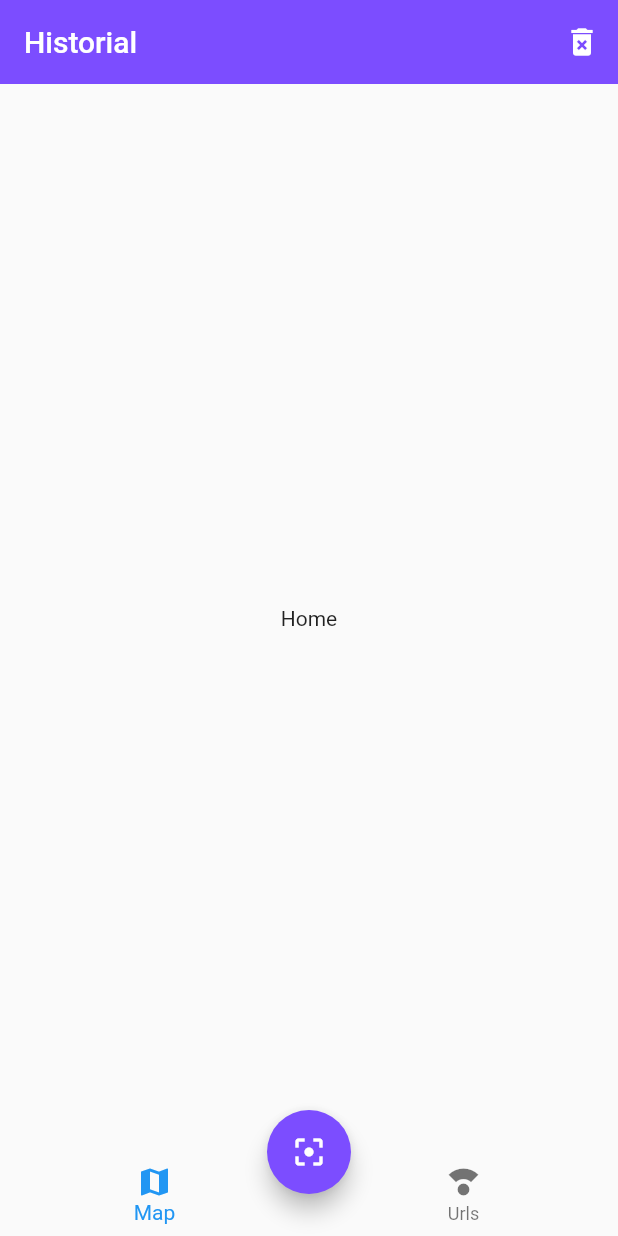
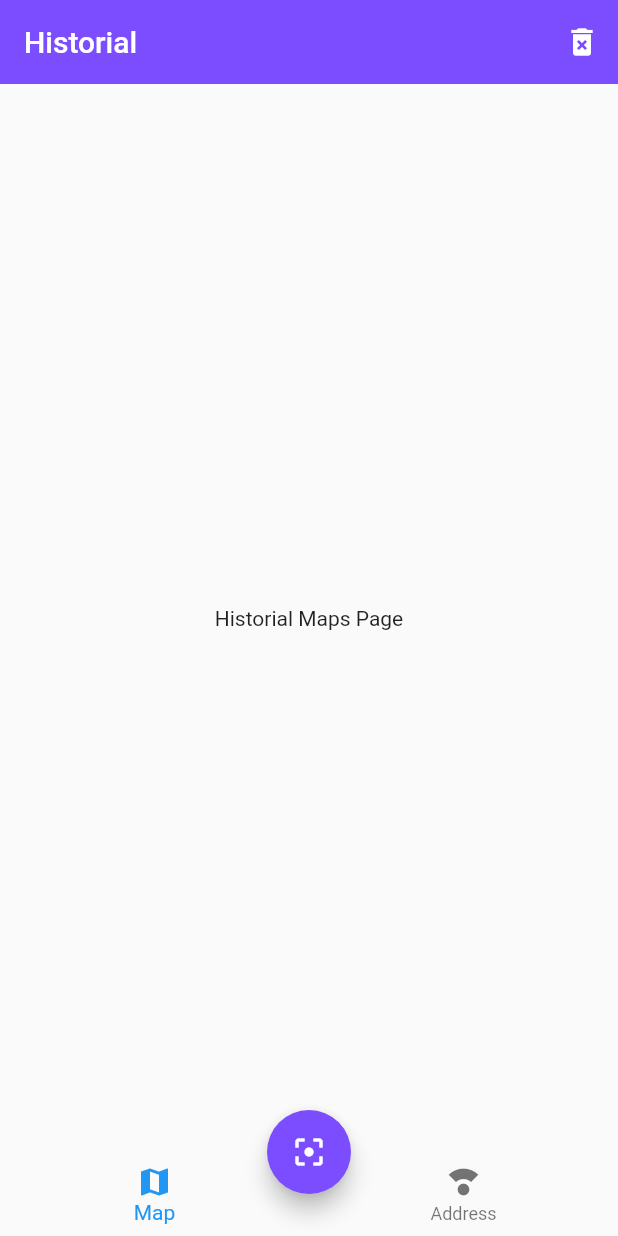
Before and after one commit to Christianesk/qr-reader, a Flutter app: the screen it shows after launch, on a phone screen of 412 x 824 dp. Run offline on Flutter 3.47's test engine with Material 2 defaults, Android fonts, the phone set to English and light mode, and no system bars.

Commit message:
created containers for maps and historial qr data

```diff
--- a/lib/main.dart
+++ b/lib/main.dart
@@ -1,4 +1,6 @@
 import 'package:flutter/material.dart';
+import 'package:provider/provider.dart';
+import 'package:qr_reader/src/providers/ui_provider.dart';
 import 'package:qr_reader/src/routes/routes.dart';
 
 void main() => runApp(MyApp());
@@ -6,10 +8,15 @@ void main() => runApp(MyApp());
 class MyApp extends StatelessWidget {
   @override
   Widget build(BuildContext context) {
-
     final colorTheme = Colors.deepPurpleAccent;
 
-    return MaterialApp(
+    return MultiProvider(
+      providers: [
+        ChangeNotifierProvider(
+          create: (_) => new UiProvider()
+        )
+      ],
+      child: MaterialApp(
         debugShowCheckedModeBanner: false,
         title: 'QR Reader',
         initialRoute: 'home',
@@ -17,10 +24,8 @@ class MyApp extends StatelessWidget {
         //theme: ThemeData.dark()
         theme: ThemeData(
             primaryColor: colorTheme,
-        floatingActionButtonTheme: FloatingActionButtonThemeData(
-          backgroundColor: colorTheme
-        )
-
+            floatingActionButtonTheme:
+                FloatingActionButtonThemeData(backgroundColor: colorTheme)),
       ),
     );
   }
--- /dev/null
+++ b/lib/src/pages/address_page.dart
@@ -0,0 +1,10 @@
+import 'package:flutter/material.dart';
+
+class AddressPage extends StatelessWidget {
+  @override
+  Widget build(BuildContext context) {
+    return Center(
+        child: Text('Address Page')
+      );
+  }
+}
--- /dev/null
+++ b/lib/src/pages/historial_maps_page.dart
@@ -0,0 +1,10 @@
+import 'package:flutter/material.dart';
+
+class HistorialMapsPage extends StatelessWidget {
+  @override
+  Widget build(BuildContext context) {
+    return Center(
+        child: Text('Historial Maps Page')
+      );
+  }
+}
--- a/lib/src/pages/home_page.dart
+++ b/lib/src/pages/home_page.dart
@@ -1,4 +1,8 @@
 import 'package:flutter/material.dart';
+import 'package:provider/provider.dart';
+import 'package:qr_reader/src/pages/address_page.dart';
+import 'package:qr_reader/src/pages/historial_maps_page.dart';
+import 'package:qr_reader/src/providers/ui_provider.dart';
 import 'package:qr_reader/src/widgets/custom_navigation-bar.dart';
 import 'package:qr_reader/src/widgets/scan_button.dart';
 
@@ -16,9 +20,7 @@ class HomePage extends StatelessWidget {
           )
         ],
       ),
-      body: Center(
-        child: Text('Home')
-      ),
+      body: _HomePageBody(),
 
       bottomNavigationBar: CustomNavigationBar(),
       floatingActionButton: ScanButton(),
@@ -26,3 +28,22 @@ class HomePage extends StatelessWidget {
     );
   }
 }
+
+class _HomePageBody extends StatelessWidget {
+  @override
+  Widget build(BuildContext context) {
+
+    final uiProvider = Provider.of<UiProvider>(context);
+
+    final currenteIndex = uiProvider.selectedMenuOpt;
+
+    switch (currenteIndex) {
+      case 0:
+        return HistorialMapsPage();
+      case 1:
+        return AddressPage();
+      default:
+        return HistorialMapsPage();
+    }
+  }
+}
--- /dev/null
+++ b/lib/src/providers/ui_provider.dart
@@ -0,0 +1,17 @@
+import 'package:flutter/material.dart';
+
+class UiProvider extends ChangeNotifier{
+  int _selectedMeduOpt = 0;
+
+
+  int get selectedMenuOpt{
+    return this._selectedMeduOpt;
+  }
+
+
+  set selectedMenuOpt(int i){
+    this._selectedMeduOpt = i;
+    notifyListeners();
+  }
+
+}
--- a/lib/src/widgets/custom_navigation-bar.dart
+++ b/lib/src/widgets/custom_navigation-bar.dart
@@ -1,11 +1,19 @@
 import 'package:flutter/material.dart';
+import 'package:provider/provider.dart';
+import 'package:qr_reader/src/providers/ui_provider.dart';
 
 
 class CustomNavigationBar extends StatelessWidget {
   @override
   Widget build(BuildContext context) {
+
+    final uiProvider = Provider.of<UiProvider>(context);
+
+    final currentIndex = uiProvider.selectedMenuOpt;
+
     return BottomNavigationBar(
-      currentIndex: 0,
+      onTap: (int i)=> uiProvider.selectedMenuOpt=i,
+      currentIndex: currentIndex,
       elevation: 0,
       items: <BottomNavigationBarItem>[
         BottomNavigationBarItem(
@@ -14,7 +22,7 @@ class CustomNavigationBar extends StatelessWidget {
         ),
         BottomNavigationBarItem(
           icon: Icon(Icons.compass_calibration),
-          label: 'Urls'
+          label: 'Address'
         )
       ]
     );
--- a/pubspec.yaml
+++ b/pubspec.yaml
@@ -25,9 +25,11 @@ dependencies:
     sdk: flutter
 
 
+
   # The following adds the Cupertino Icons font to your application.
   # Use with the CupertinoIcons class for iOS style icons.
   cupertino_icons: ^1.0.0
+  provider: ^4.3.2+3
 
 dev_dependencies:
   flutter_test:
```
Also changed, not shown: pubspec.lock. Lines whose indentation alone changed are shown as unchanged.
